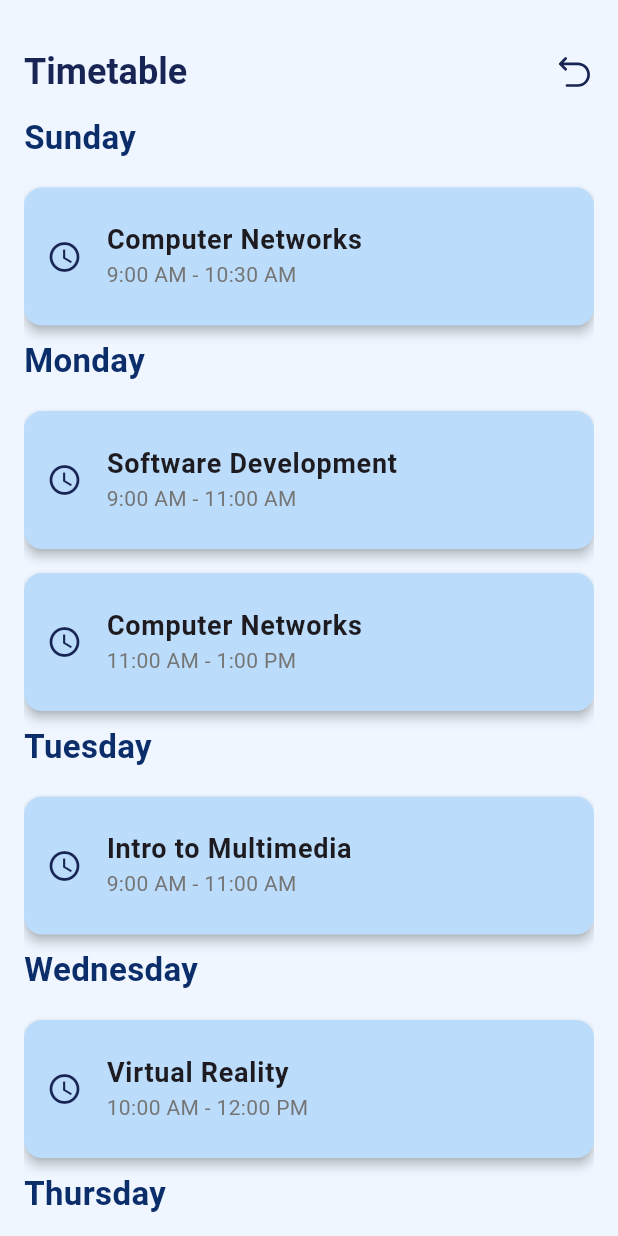
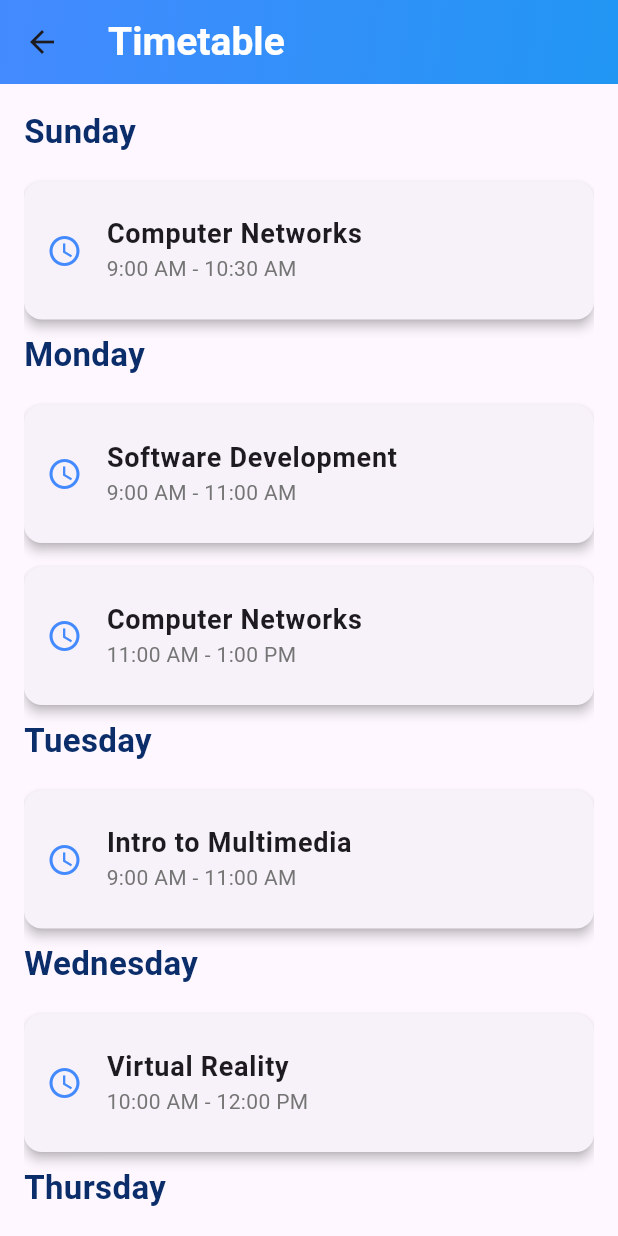
Before and after one commit to Ali-2152004/college_app, a Flutter app: the TimetableScreen screen opened directly, on a phone screen of 412 x 824 dp. Run offline on Flutter 3.47's test engine with Material 3 defaults, Android fonts, the light colour scheme and no system bars; our stand-ins replace modal_progress_hud_nsn, qr_flutter.

Commit message:
edit the ui

```diff
--- a/lib/constants.dart
+++ /dev/null
@@ -1,5 +0,0 @@
-import 'package:flutter/cupertino.dart';
-
-const Color kPrimaryColor = Color(0xFFBBDCFA);
-const Color kTextColor = Color(0xFF182454);
-const Color kscreenColor = Color(0xFFEFF6FF);
--- a/lib/screens/timetable_screen.dart
+++ b/lib/screens/timetable_screen.dart
@@ -1,7 +1,3 @@
-import 'package:college_app/constants.dart';
-import 'package:college_app/widgets/assignment_listview.dart';
-import 'package:college_app/widgets/customAppBar.dart';
-import 'package:flutter/gestures.dart';
 import 'package:flutter/material.dart';
 
 class TimetableScreen extends StatelessWidget {
@@ -44,20 +40,91 @@ class TimetableScreen extends StatelessWidget {
   @override
   Widget build(BuildContext context) {
     return Scaffold(
-      backgroundColor: kscreenColor,
-      body: Column(
-        children: [
-          SizedBox(
-            height: 20,
+      appBar: AppBar(
+        automaticallyImplyLeading: true,
+        elevation: 0.0,
+        backgroundColor: Colors.indigo,
+        title: const Text(
+          'Timetable',
+          style: TextStyle(
+            fontSize: 26.0,
+            fontWeight: FontWeight.bold,
+            color: Colors.white,
           ),
-          CustomAppBar(title: 'Timetable'),
-          Expanded(
-            child: Padding(
-              padding: const EdgeInsets.symmetric(horizontal: 16),
-              child: AssignmentListview(timetable: timetable),
+        ),
+        flexibleSpace: Container(
+          decoration: const BoxDecoration(
+            gradient: LinearGradient(
+              begin: Alignment.topLeft,
+              end: Alignment.bottomRight,
+              colors: [Colors.blueAccent, Colors.blue],
             ),
           ),
-        ],
+        ),
+      ),
+      body: Padding(
+        padding: const EdgeInsets.all(16.0),
+        child: ListView(
+          children: [
+            // Group timetable entries by day
+            for (var day in [
+              'Sunday',
+              'Monday',
+              'Tuesday',
+              'Wednesday',
+              'Thursday'
+            ])
+              Column(
+                crossAxisAlignment: CrossAxisAlignment.start,
+                children: [
+                  Text(
+                    day,
+                    style: const TextStyle(
+                      fontSize: 22.0,
+                      fontWeight: FontWeight.bold,
+                      color: Color.fromARGB(255, 11, 46, 107),
+                    ),
+                  ),
+                  const SizedBox(height: 10.0),
+                  // Filter timetable by the current day
+                  ...timetable.where((item) => item['day'] == day).map((item) {
+                    return Card(
+                      elevation: 3.0,
+                      shape: RoundedRectangleBorder(
+                        borderRadius: BorderRadius.circular(12.0),
+                      ),
+                      margin: const EdgeInsets.symmetric(vertical: 8.0),
+                      child: ListTile(
+                        contentPadding: const EdgeInsets.symmetric(
+                            vertical: 10.0, horizontal: 15.0),
+                        leading: const Icon(
+                          Icons.access_time,
+                          color: Colors.blueAccent,
+                        ),
+                        title: Text(
+                          item['subject'] ?? 'Unknown',
+                          style: const TextStyle(
+                            fontSize: 18.0,
+                            fontWeight: FontWeight.bold,
+                          ),
+                        ),
+                        subtitle: Text(
+                          '${item['time']}',
+                          style: TextStyle(color: Colors.grey[600]),
+                        ),
+                        shape: RoundedRectangleBorder(
+                          borderRadius: BorderRadius.circular(12.0),
+                        ),
+                        onTap: () {
+                          // You can handle the tap here for more info about the class
+                        },
+                      ),
+                    );
+                  }),
+                ],
+              ),
+          ],
+        ),
       ),
     );
   }
--- a/lib/widgets/assignment_listview.dart
+++ /dev/null
@@ -1,77 +0,0 @@
-import 'package:college_app/constants.dart';
-import 'package:flutter/material.dart';
-
-class AssignmentListview extends StatelessWidget {
-  const AssignmentListview({
-    super.key,
-    required this.timetable,
-  });
-
-  final List<Map<String, String>> timetable;
-
-  @override
-  Widget build(BuildContext context) {
-    return ListView(
-      children: [
-        // Group timetable entries by day
-        for (var day in [
-          'Sunday',
-          'Monday',
-          'Tuesday',
-          'Wednesday',
-          'Thursday'
-        ])
-          Column(
-            crossAxisAlignment: CrossAxisAlignment.start,
-            children: [
-              Text(
-                day,
-                style: const TextStyle(
-                  fontSize: 22.0,
-                  fontWeight: FontWeight.bold,
-                  color: Color.fromARGB(255, 11, 46, 107),
-                ),
-              ),
-              const SizedBox(height: 10.0),
-              // Filter timetable by the current day
-              ...timetable.where((item) => item['day'] == day).map((item) {
-                return Card(
-                  color: kPrimaryColor,
-                  elevation: 3.0,
-                  shape: RoundedRectangleBorder(
-                    borderRadius: BorderRadius.circular(12.0),
-                  ),
-                  margin: const EdgeInsets.symmetric(vertical: 8.0),
-                  child: ListTile(
-                    contentPadding: const EdgeInsets.symmetric(
-                        vertical: 10.0, horizontal: 15.0),
-                    leading: const Icon(
-                      Icons.access_time,
-                      color: kTextColor,
-                    ),
-                    title: Text(
-                      item['subject'] ?? 'Unknown',
-                      style: const TextStyle(
-                        fontSize: 18.0,
-                        fontWeight: FontWeight.bold,
-                      ),
-                    ),
-                    subtitle: Text(
-                      '${item['time']}',
-                      style: TextStyle(color: Colors.grey[600]),
-                    ),
-                    shape: RoundedRectangleBorder(
-                      borderRadius: BorderRadius.circular(12.0),
-                    ),
-                    onTap: () {
-                      // You can handle the tap here for more info about the class
-                    },
-                  ),
-                );
-              }),
-            ],
-          ),
-      ],
-    );
-  }
-}
--- a/lib/widgets/customAppBar.dart
+++ /dev/null
@@ -1,40 +0,0 @@
-
-import 'dart:ui' show TextStyle;
-
-import 'package:college_app/constants.dart';
-import 'package:flutter/material.dart';
-import 'package:flutter_svg/svg.dart';
-
-class CustomAppBar extends StatelessWidget {
-  const CustomAppBar({
-    super.key, required this.title,
-  });
-  final String title;
-  @override
-  Widget build(BuildContext context) {
-    return AppBar(
-      automaticallyImplyLeading: false,
-      backgroundColor: kscreenColor,
-      title: Row(
-        mainAxisAlignment: MainAxisAlignment.spaceBetween,
-        children: [
-           Text(
-            title,
-            style: TextStyle(
-                fontSize: 24.0, fontWeight: FontWeight.bold, color: kTextColor),
-          ),
-          GestureDetector(
-            child: SvgPicture.asset(
-              'images/backarrow.svg',
-              width: 27,
-              height: 27,
-            ),
-            onTap: () {
-              Navigator.pop(context);
-            },
-          )
-        ],
-      ),
-    );
-  }
-}
--- a/pubspec.yaml
+++ b/pubspec.yaml
@@ -34,9 +34,7 @@ dependencies:
   firebase_core: ^3.13.0
   flutter:
     sdk: flutter
-  flutter_svg: ^2.1.0
   modal_progress_hud_nsn: ^0.5.1
-  pretty_qr_code: ^3.4.0
   provider: ^6.1.4
   qr_flutter: ^4.1.0
 
@@ -58,6 +56,7 @@ flutter:
   assets:
     - images/
 
+
   # An image asset can refer to one or more resolution-specific "variants", see
   # https://flutter.dev/to/resolution-aware-images
   # For details regarding adding assets from package dependencies, see
@@ -71,5 +70,8 @@ flutter:
     - family: Pacifico
       fonts:
         - asset: lib/Fonts/Pacifico-Regular.ttf
+
+
+  #
   # For details regarding fonts from package dependencies,
   # see https://flutter.dev/to/font-from-package
```
Also changed, not shown: lib/screens/assignments_screen.dart (+28 -29 lines), lib/screens/events_screen.dart (+24 -3 lines), lib/screens/home_screen.dart (+15 -23 lines), lib/screens/login_screen.dart (+6 -7 lines), lib/screens/profile_screen.dart (+2 -5 lines), lib/screens/qr_code_screen.dart (+33 -33 lines), lib/widgets/category_card.dart (+3 -4 lines), lib/widgets/custom_button.dart (+4 -5 lines), lib/widgets/custom_text_form.dart (+3 -7 lines), images/assignmentIcon.png (deleted), images/assingmentIcon.svg (deleted), images/backarrow.svg (deleted), images/schedule2.png (deleted), images/studentProfile.jpeg (deleted), 1 more files, 4 other files.
